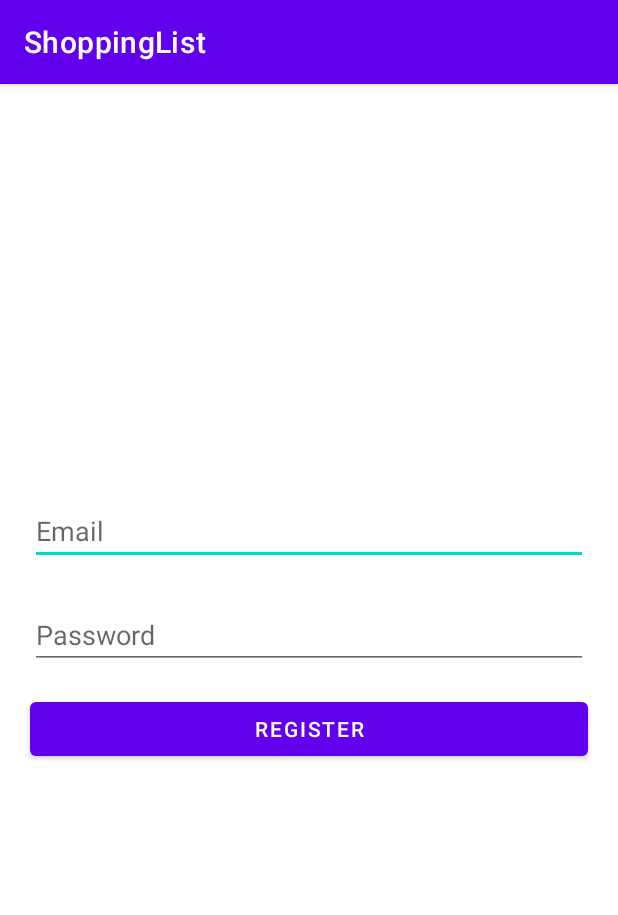
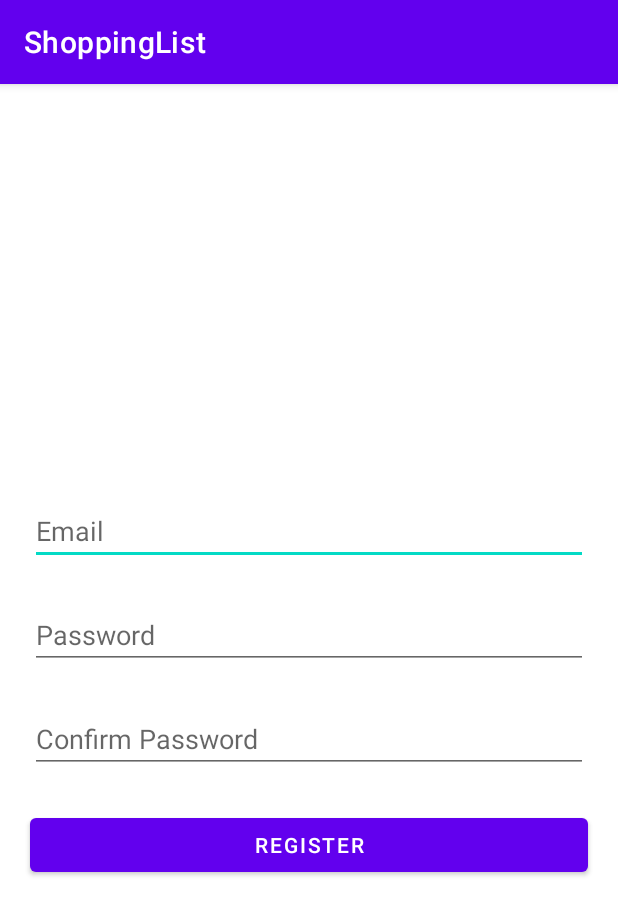
Before and after one commit to GiovanniTF/FMU-Atividade, an Android app: the screen it shows after launch (RegisterActivity), after a tap on "REGISTER", on a phone screen of 412 x 824 dp. Shown: the top 915 px of the screen. Run offline under Robolectric (Android 15) with nearby library versions, the phone set to English and light mode, and no system bars; our stand-ins replace Firebase (no records; nobody signed in at launch, a user with empty details on screens opened directly).

Commit message:
Confirma senha

```diff
--- a/app/src/main/java/com/br/shoppinglist/RegisterActivity.java
+++ b/app/src/main/java/com/br/shoppinglist/RegisterActivity.java
@@ -1,13 +1,13 @@
 package com.br.shoppinglist;
-
-import androidx.annotation.NonNull;
-import androidx.appcompat.app.AppCompatActivity;
 
 import android.os.Bundle;
 import android.util.Log;
 import android.widget.Button;
 import android.widget.EditText;
 import android.widget.Toast;
+
+import androidx.annotation.NonNull;
+import androidx.appcompat.app.AppCompatActivity;
 
 import com.google.android.gms.tasks.OnCompleteListener;
 import com.google.android.gms.tasks.Task;
@@ -19,6 +19,7 @@ import org.jetbrains.annotations.NotNull;
 public class RegisterActivity extends AppCompatActivity {
     private EditText email;
     private EditText password;
+    private EditText confirmPassword;
     private Button register;
 
     private FirebaseAuth user = FirebaseAuth.getInstance();
@@ -29,22 +30,37 @@ public class RegisterActivity extends AppCompatActivity {
 
         email = findViewById(R.id.emailAddress);
         password = findViewById(R.id.password);
+        confirmPassword = findViewById(R.id.confirmPassword);
         register = findViewById(R.id.register);
 
         register.setOnClickListener(v -> {
-            createUser();
+            if (passwordIsValid()) {
+                createUser();
+            } else {
+                password.getText().clear();
+                confirmPassword.getText().clear();
+            }
         });
     }
 
-    public void createUser(){
-        user.createUserWithEmailAndPassword(
-                email.getText().toString(), password.getText().toString())
+    public boolean passwordIsValid() {
+        if (password.getText().toString().equals(confirmPassword.getText().toString())) {
+            return true;
+        } else {
+            Log.e("RegisterUser", "Register Password Error");
+            Toast.makeText(RegisterActivity.this, R.string.errorPasswordValidation, Toast.LENGTH_SHORT).show();
+            return false;
+        }
+    }
+
+    public void createUser() {
+        user.createUserWithEmailAndPassword(email.getText().toString(), password.getText().toString())
                 .addOnCompleteListener(RegisterActivity.this, new OnCompleteListener<AuthResult>() {
                     @Override public void onComplete(@NonNull @NotNull Task<AuthResult> task) {
-                        if(task.isSuccessful()){
+                        if (task.isSuccessful()) {
                             Log.i("RegisterUser", "Register Successful");
                             Toast.makeText(RegisterActivity.this, R.string.succesRegister, Toast.LENGTH_SHORT).show();
-                        }else {
+                        } else {
                             Log.e("RegisterUser", "Register Error");
                             Toast.makeText(RegisterActivity.this, R.string.errorRegister, Toast.LENGTH_SHORT).show();
                         }
--- a/app/src/main/res/layout/activity_register.xml
+++ b/app/src/main/res/layout/activity_register.xml
@@ -38,16 +38,30 @@
         app:layout_constraintStart_toStartOf="parent"
         app:layout_constraintTop_toBottomOf="@+id/emailAddress" />
 
+    <EditText
+        android:id="@+id/confirmPassword"
+        android:layout_width="match_parent"
+        android:layout_height="wrap_content"
+        android:layout_marginStart="20dp"
+        android:layout_marginTop="24dp"
+        android:layout_marginEnd="20dp"
+        android:ems="10"
+        android:hint="@string/confirm_password"
+        android:inputType="textPassword"
+        app:layout_constraintEnd_toEndOf="parent"
+        app:layout_constraintStart_toStartOf="parent"
+        app:layout_constraintTop_toBottomOf="@+id/password" />
+
     <Button
         android:id="@+id/register"
         android:layout_width="match_parent"
         android:layout_height="wrap_content"
-        android:layout_marginTop="16dp"
         android:layout_marginStart="20dp"
+        android:layout_marginTop="24dp"
         android:layout_marginEnd="20dp"
         android:text="@string/register"
         app:layout_constraintEnd_toEndOf="parent"
         app:layout_constraintStart_toStartOf="parent"
-        app:layout_constraintTop_toBottomOf="@+id/password" />
+        app:layout_constraintTop_toBottomOf="@+id/confirmPassword" />
 
 </androidx.constraintlayout.widget.ConstraintLayout>
--- a/app/src/main/res/values/strings.xml
+++ b/app/src/main/res/values/strings.xml
@@ -21,4 +21,7 @@
     <string name="register">Register</string>
     <string name="succesRegister">Register Successful</string>
     <string name="errorRegister">Register Error</string>
+    <string name="errorPasswordValidation">Password Invalid</string>
+    <string name="confirm_password">Confirm Password</string>
+
 </resources>
```
